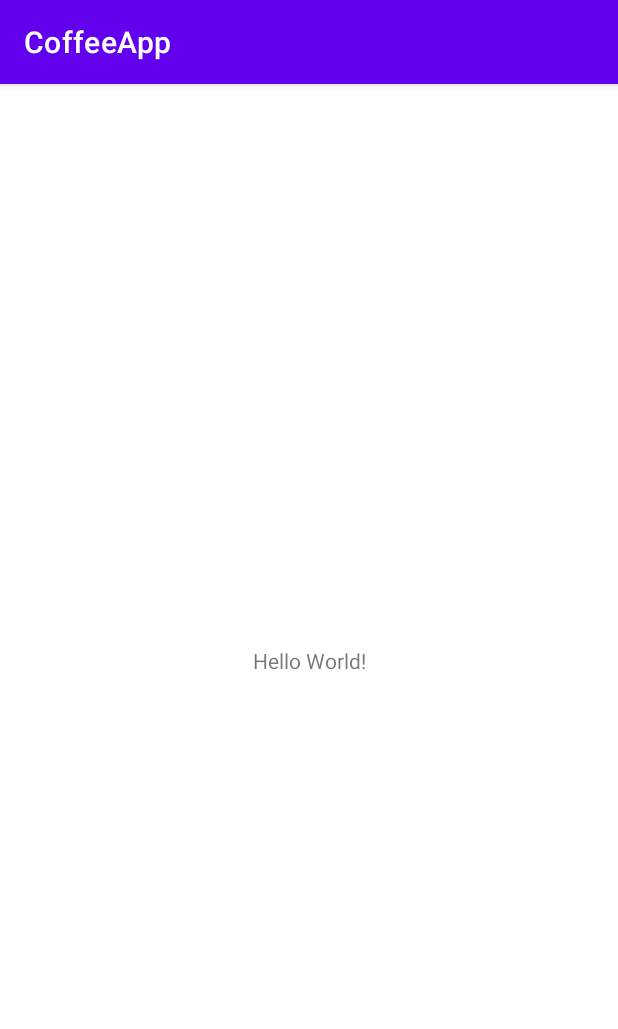
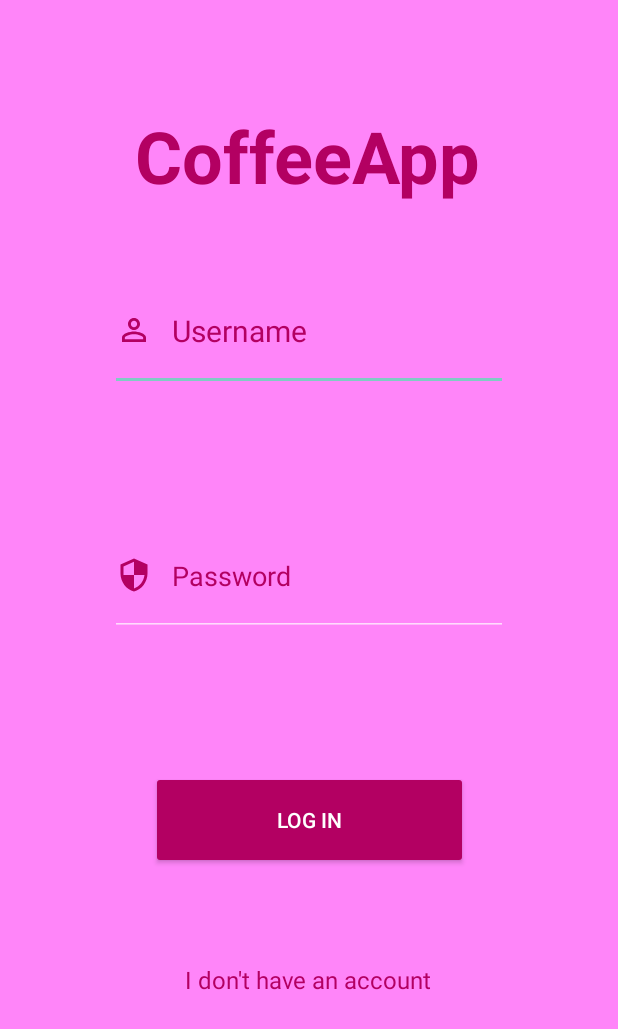
Before and after one commit to VICamaraPrg/CoffeeApp, an Android app: the screen it shows after launch (MainActivity before the commit, LoginActivity after it), on a phone screen of 412 x 824 dp. Shown: the top 1029 px of the screen. Run offline under Robolectric (Android 15) with nearby library versions, the phone set to English and light mode, and no system bars; our stand-ins replace data binding.

Commit message:
LoginActivity design
Modified manifest to hide navbar
Added two drawables (Person, Security) that are inserted in LoginActivity.
Added the respective hardcoded strings to string.xml.
Made the initial design to LoginActivity.

```diff
--- a/app/src/main/AndroidManifest.xml
+++ b/app/src/main/AndroidManifest.xml
@@ -8,9 +8,9 @@
         android:label="@string/app_name"
         android:roundIcon="@mipmap/ic_launcher_round"
         android:supportsRtl="true"
-        android:theme="@style/Theme.CoffeeApp">
+        android:theme="@style/Theme.AppCompat.NoActionBar">
         <activity
-            android:name=".MainActivity"
+            android:name=".LoginActivity"
             android:exported="true">
             <intent-filter>
                 <action android:name="android.intent.action.MAIN" />
@@ -18,6 +18,10 @@
                 <category android:name="android.intent.category.LAUNCHER" />
             </intent-filter>
         </activity>
+        <activity
+            android:name=".MainActivity"
+            android:exported="true">
+        </activity>
     </application>
 
 </manifest>
--- /dev/null
+++ b/app/src/main/res/drawable/ic_baseline_person_outline_24.xml
@@ -0,0 +1,5 @@
+<vector android:height="24dp" android:tint="#B30062"
+    android:viewportHeight="24" android:viewportWidth="24"
+    android:width="24dp" xmlns:android="http://schemas.android.com/apk/res/android">
+    <path android:fillColor="@android:color/white" android:pathData="M12,5.9c1.16,0 2.1,0.94 2.1,2.1s-0.94,2.1 -2.1,2.1S9.9,9.16 9.9,8s0.94,-2.1 2.1,-2.1m0,9c2.97,0 6.1,1.46 6.1,2.1v1.1L5.9,18.1L5.9,17c0,-0.64 3.13,-2.1 6.1,-2.1M12,4C9.79,4 8,5.79 8,8s1.79,4 4,4 4,-1.79 4,-4 -1.79,-4 -4,-4zM12,13c-2.67,0 -8,1.34 -8,4v3h16v-3c0,-2.66 -5.33,-4 -8,-4z"/>
+</vector>
--- /dev/null
+++ b/app/src/main/res/drawable/ic_baseline_security_24.xml
@@ -0,0 +1,5 @@
+<vector android:height="24dp" android:tint="#B30062"
+    android:viewportHeight="24" android:viewportWidth="24"
+    android:width="24dp" xmlns:android="http://schemas.android.com/apk/res/android">
+    <path android:fillColor="@android:color/white" android:pathData="M12,1L3,5v6c0,5.55 3.84,10.74 9,12 5.16,-1.26 9,-6.45 9,-12L21,5l-9,-4zM12,11.99h7c-0.53,4.12 -3.28,7.79 -7,8.94L12,12L5,12L5,6.3l7,-3.11v8.8z"/>
+</vector>
--- a/app/src/main/res/layout/activity_login.xml
+++ b/app/src/main/res/layout/activity_login.xml
@@ -1,9 +1,93 @@
 <?xml version="1.0" encoding="utf-8"?>
-<layout xmlns:android="http://schemas.android.com/apk/res/android"
+<layout xmlns:tools="http://schemas.android.com/tools"
+    xmlns:android="http://schemas.android.com/apk/res/android"
     xmlns:app="http://schemas.android.com/apk/res-auto">
+
     <androidx.constraintlayout.widget.ConstraintLayout
-        xmlns:tools="http://schemas.android.com/tools"
         android:layout_width="match_parent"
         android:layout_height="match_parent"
-        tools:context=".LoginActivity" />
+        android:background="@color/lovely"
+        tools:context=".LoginActivity">
+
+        <TextView
+            android:id="@+id/TextViewCoffeeApp"
+            android:layout_width="wrap_content"
+            android:layout_height="wrap_content"
+            android:text="@string/coffeeapp_text"
+            android:textColor="@color/lovelyDark"
+            android:textSize="48sp"
+            android:textStyle="bold"
+            app:layout_constraintBottom_toBottomOf="parent"
+            app:layout_constraintEnd_toEndOf="parent"
+            app:layout_constraintHorizontal_bias="0.497"
+            app:layout_constraintStart_toStartOf="parent"
+            app:layout_constraintTop_toTopOf="parent"
+            app:layout_constraintVertical_bias="0.094" />
+
+        <EditText
+            android:id="@+id/EditTextUserName"
+            android:layout_width="265dp"
+            android:layout_height="80dp"
+            android:drawableLeft="@drawable/ic_baseline_person_outline_24"
+            android:drawablePadding="20px"
+            android:ems="10"
+            android:hint="@string/username_text"
+            android:inputType="textPersonName"
+            android:textColor="@color/lovelyDark"
+            android:textColorHighlight="@color/lovelyDark"
+            android:textColorHint="@color/lovelyDark"
+            android:textColorLink="@color/lovelyDark"
+            android:textSize="20sp"
+            app:layout_constraintBottom_toBottomOf="parent"
+            app:layout_constraintEnd_toEndOf="parent"
+            app:layout_constraintStart_toStartOf="parent"
+            app:layout_constraintTop_toBottomOf="@+id/TextViewCoffeeApp"
+            app:layout_constraintVertical_bias="0.073" />
+
+        <EditText
+            android:id="@+id/EditTextPassword"
+            android:layout_width="265dp"
+            android:layout_height="80dp"
+            android:drawableLeft="@drawable/ic_baseline_security_24"
+            android:drawablePadding="20px"
+            android:ems="10"
+            android:hint="@string/password_text"
+            android:inputType="textPassword"
+            android:textColor="@color/lovelyDark"
+            android:textColorHighlight="@color/lovelyDark"
+            android:textColorHint="@color/lovelyDark"
+            android:textColorLink="@color/lovelyDark"
+            app:layout_constraintBottom_toBottomOf="parent"
+            app:layout_constraintEnd_toEndOf="parent"
+            app:layout_constraintStart_toStartOf="parent"
+            app:layout_constraintTop_toBottomOf="@+id/EditTextUserName"
+            app:layout_constraintVertical_bias="0.173" />
+
+        <Button
+            android:id="@+id/ButtonLogin"
+            android:layout_width="211dp"
+            android:layout_height="65dp"
+            android:backgroundTint="@color/lovelyDark"
+            android:text="@string/buttonlogin_text"
+            app:layout_constraintBottom_toBottomOf="parent"
+            app:layout_constraintEnd_toEndOf="parent"
+            app:layout_constraintStart_toStartOf="parent"
+            app:layout_constraintTop_toBottomOf="@+id/EditTextPassword"
+            app:layout_constraintVertical_bias="0.269" />
+
+        <TextView
+            android:id="@+id/textView3"
+            android:layout_width="wrap_content"
+            android:layout_height="wrap_content"
+            android:text="@string/textview_noaccount"
+            android:textColor="@color/lovelyDark"
+            android:textColorHighlight="@color/lovelyDark"
+            android:textSize="16sp"
+            app:layout_constraintBottom_toBottomOf="parent"
+            app:layout_constraintEnd_toEndOf="parent"
+            app:layout_constraintHorizontal_bias="0.498"
+            app:layout_constraintStart_toStartOf="parent"
+            app:layout_constraintTop_toBottomOf="@+id/ButtonLogin"
+            app:layout_constraintVertical_bias="0.28" />
+    </androidx.constraintlayout.widget.ConstraintLayout>
 </layout>
--- a/app/src/main/res/values/strings.xml
+++ b/app/src/main/res/values/strings.xml
@@ -1,3 +1,8 @@
 <resources>
     <string name="app_name">CoffeeApp</string>
+    <string name="coffeeapp_text">CoffeeApp</string>
+    <string name="username_text">Username</string>
+    <string name="buttonlogin_text">Log In</string>
+    <string name="password_text">Password</string>
+    <string name="textview_noaccount">I don\'t have an account</string>
 </resources>
```
